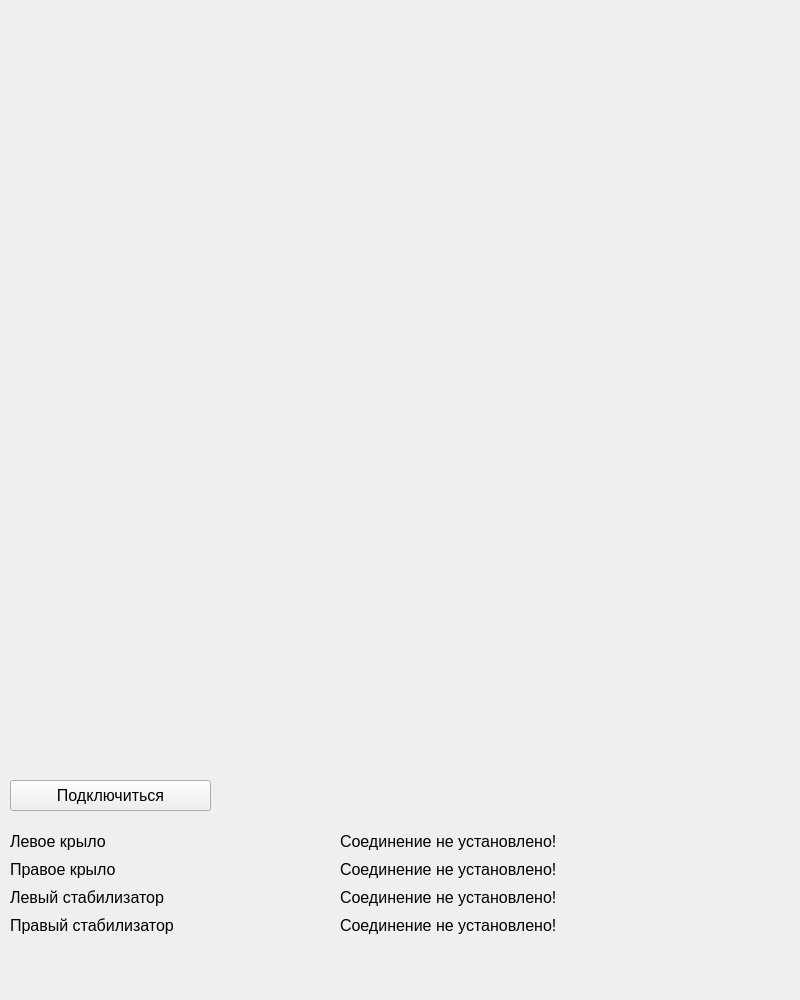
First picture: the form in src/gui/res/mainwindow.ui, repository Hryapusek/airplane-python, before the edit.
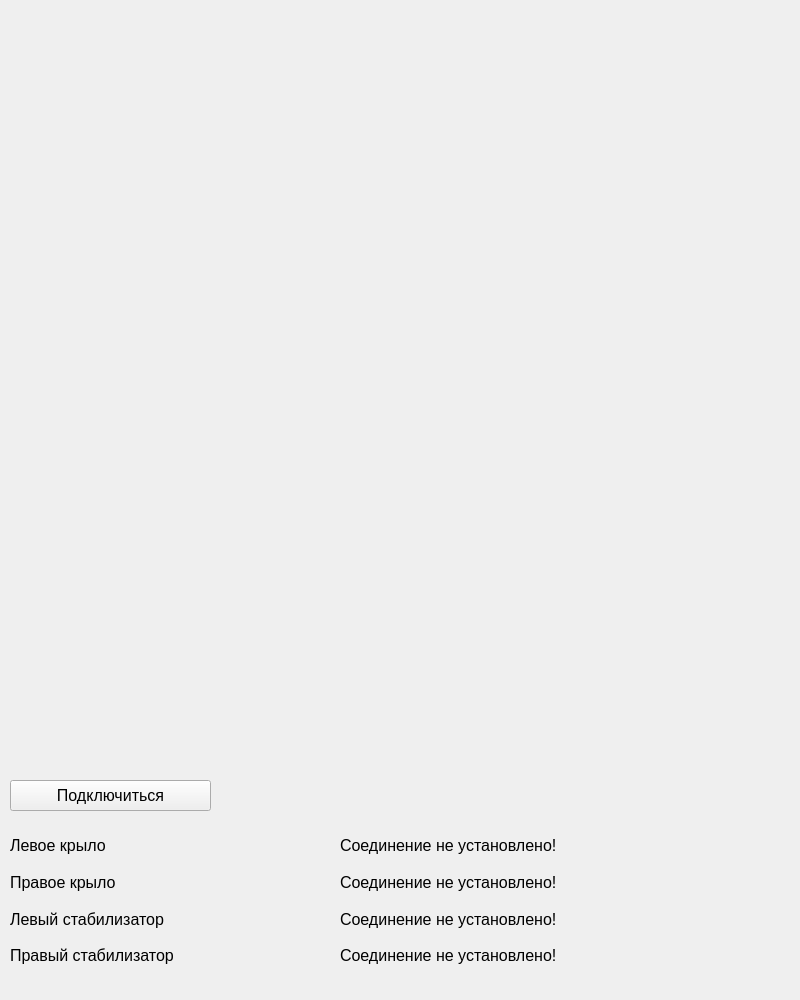
Second picture: the form after the edit.

```diff
--- a/src/gui/res/mainwindow.ui
+++ b/src/gui/res/mainwindow.ui
@@ -38,7 +38,7 @@
       <x>10</x>
       <y>830</y>
       <width>761</width>
-      <height>106</height>
+      <height>141</height>
      </rect>
     </property>
     <layout class="QHBoxLayout" name="horizontalLayout" stretch="3,4">
```
